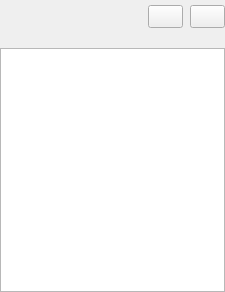
Qt form ui/edited_list_widget.ui (irsural/clb_autocheck) before a commit.
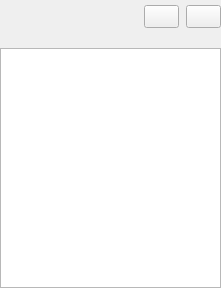
The same form after that commit. Icons and pictures are not drawn.

Commit message: Теперь не измененные формы ui не конвертируются в питон повторно

```diff
--- a/ui/edited_list_widget.ui
+++ b/ui/edited_list_widget.ui
@@ -6,8 +6,8 @@
    <rect>
     <x>0</x>
     <y>0</y>
-    <width>225</width>
-    <height>292</height>
+    <width>221</width>
+    <height>288</height>
    </rect>
   </property>
   <property name="font">
```
The commit also changes 4 other files.
